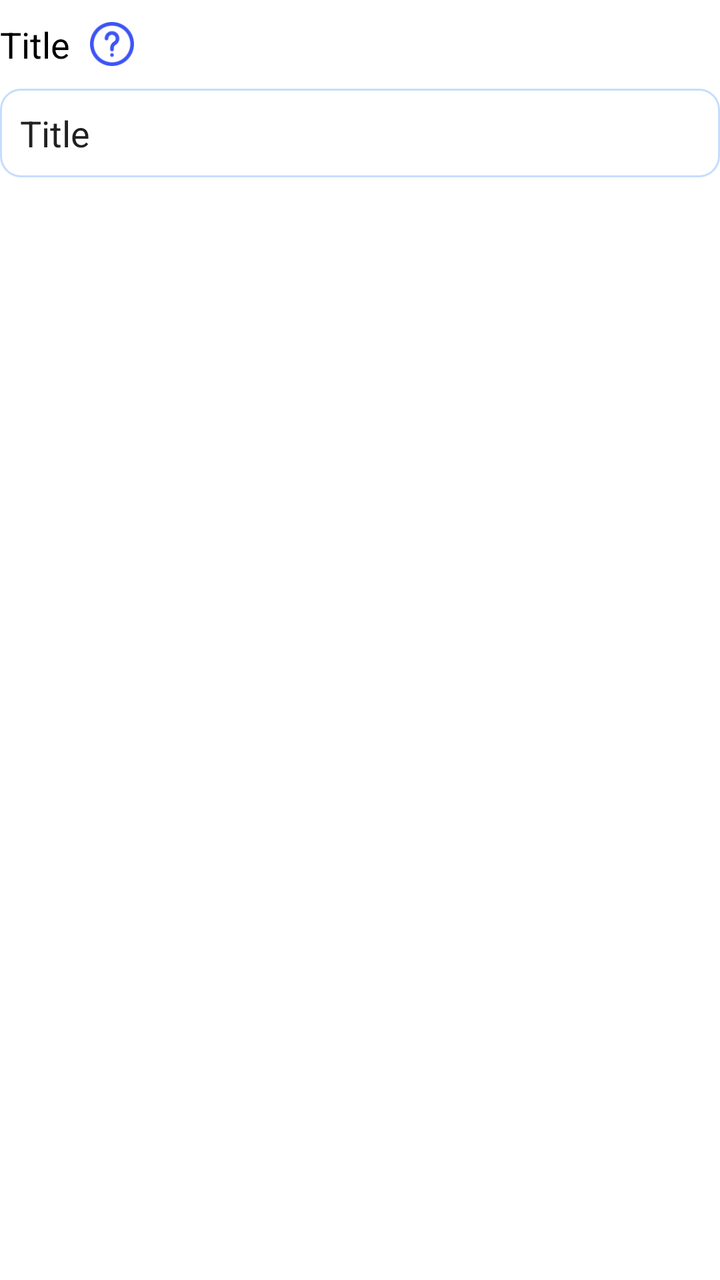
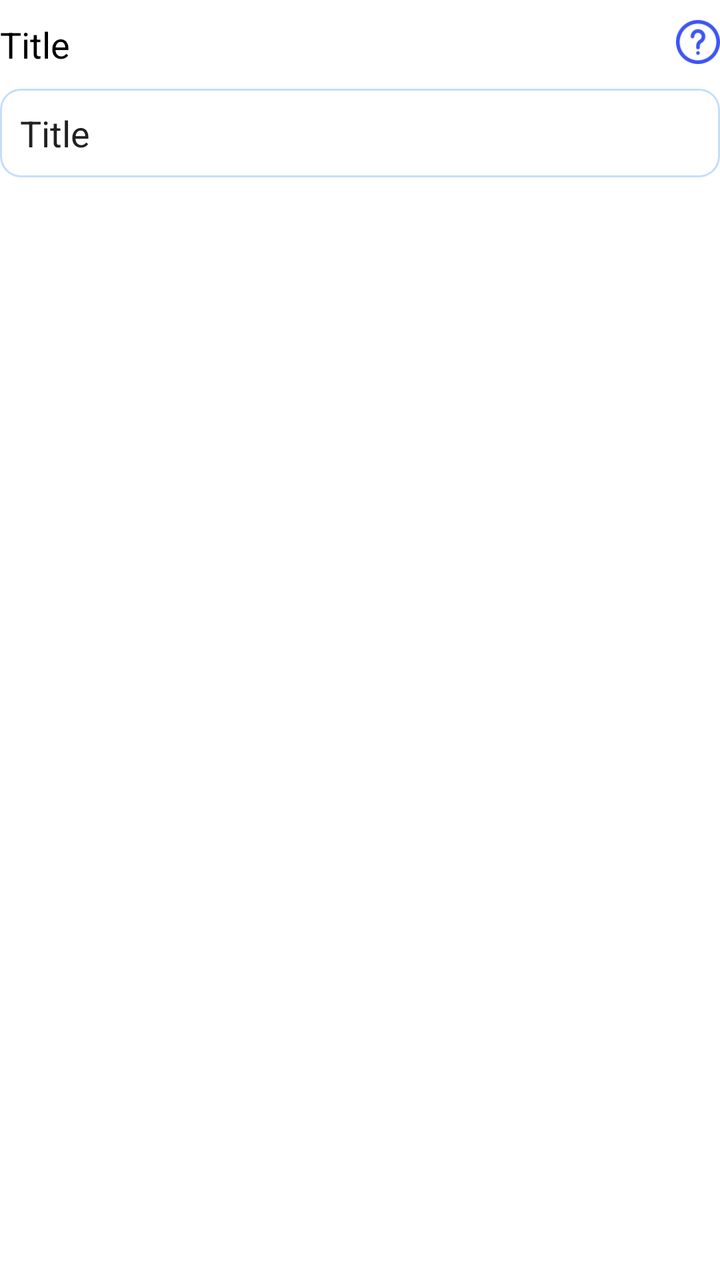

Two renders of the same Android screen: before a commit and after it. Below are the layout's source before the change and the commit's diff.
<!-- AndroidManifest.xml: application theme Theme.Pancreatitis -->
<!-- res/layout/characteristic.xml -->
<?xml version="1.0" encoding="utf-8"?>
<LinearLayout xmlns:android="http://schemas.android.com/apk/res/android"
    android:layout_width="match_parent"
    android:layout_height="wrap_content"
    xmlns:app="http://schemas.android.com/apk/res-auto"
    android:orientation="vertical"
    android:layout_marginLeft="10dp"
    android:layout_marginRight="10dp">

    <LinearLayout
        android:layout_width="wrap_content"
        android:layout_height="wrap_content">

        <TextView
            android:id="@+id/name_characteristic"
            android:layout_width="wrap_content"
            android:layout_height="wrap_content"
            android:text="Title"
            android:textSize="18dp"
            android:textColor="@color/black"
            android:layout_marginTop="10dp"
            android:layout_marginBottom="10dp" />

        <ImageView
            android:id="@+id/get_helps"
            android:layout_width="22dp"
            android:layout_height="22dp"
            android:layout_margin="10dp"
            android:src="@drawable/interrogation64"
            android:layout_gravity="center"
            android:scaleType="centerInside"
            app:tint="@color/colorActive" />
    </LinearLayout>


    <EditText
        android:id="@+id/value_characteristic"
        android:layout_width="match_parent"
        android:layout_height="wrap_content"
        android:background="@drawable/rounded_background"
        android:textSize="18dp"
        android:padding="10dp"
        android:text="Title"/>
</LinearLayout>
<!-- resources referenced by this layout -->
<resources>
  <color name="black">#FF000000</color>
  <color name="colorActive">#3D54F6</color>
  <!-- drawable interrogation64: png bitmap (drawable, 1848 bytes) -->
  <!-- drawable rounded_background (drawable) -->
  <?xml version="1.0" encoding="utf-8"?>
  <shape xmlns:android="http://schemas.android.com/apk/res/android"
      android:shape="rectangle">
      <corners android:radius="10dp"/>  
      <solid android:color="@android:color/white"/> 
      <padding
          android:left="2dp"
          android:right="2dp"
          android:top="2dp"
          android:bottom="2dp"/>
  
      <stroke
          android:width="1dp"
          android:color="@color/colorCircle"/> 
  </shape>
  <style name="Theme.Pancreatitis" parent="Theme.MaterialComponents.DayNight.DarkActionBar">
          
          <item name="colorPrimary">@color/purple_500</item>
          <item name="colorPrimaryVariant">@color/purple_700</item>
          <item name="colorOnPrimary">@color/white</item>
          
          <item name="colorSecondary">@color/teal_200</item>
          <item name="colorSecondaryVariant">@color/teal_700</item>
          <item name="colorOnSecondary">@color/black</item>
          
          <item name="android:statusBarColor">?attr/colorPrimaryVariant</item>
          
      </style>
  <color name="colorCircle">#C5DDFD</color>
  <color name="purple_500">#FF6200EE</color>
  <color name="purple_700">#FF3700B3</color>
  <color name="white">#FFFFFFFF</color>
  <color name="teal_200">#FF03DAC5</color>
  <color name="teal_700">#FF018786</color>
</resources>

<!-- the commit's change to res/layout/characteristic.xml (unified diff, before → after) -->
@@ -8,37 +8,41 @@
     android:layout_marginRight="10dp">
 
     <LinearLayout
-        android:layout_width="wrap_content"
-        android:layout_height="wrap_content">
+        android:layout_width="match_parent"
+        android:layout_height="wrap_content"
+        android:orientation="horizontal">
 
         <TextView
             android:id="@+id/name_characteristic"
-            android:layout_width="wrap_content"
+            android:layout_width="0dp"
             android:layout_height="wrap_content"
+            android:layout_weight="1"
             android:text="Title"
-            android:textSize="18dp"
+            android:textSize="18sp"
             android:textColor="@color/black"
             android:layout_marginTop="10dp"
-            android:layout_marginBottom="10dp" />
+            android:layout_marginBottom="10dp"
+            android:maxLines="2"
+            android:ellipsize="end" />
 
         <ImageView
             android:id="@+id/get_helps"
             android:layout_width="22dp"
             android:layout_height="22dp"
-            android:layout_margin="10dp"
+            android:layout_marginStart="10dp"
+            android:layout_marginTop="10dp"
+            android:layout_marginBottom="10dp"
             android:src="@drawable/interrogation64"
-            android:layout_gravity="center"
             android:scaleType="centerInside"
             app:tint="@color/colorActive" />
     </LinearLayout>
-
 
     <EditText
         android:id="@+id/value_characteristic"
         android:layout_width="match_parent"
         android:layout_height="wrap_content"
         android:background="@drawable/rounded_background"
-        android:textSize="18dp"
+        android:textSize="18sp"
         android:padding="10dp"
         android:text="Title"/>
 </LinearLayout>
